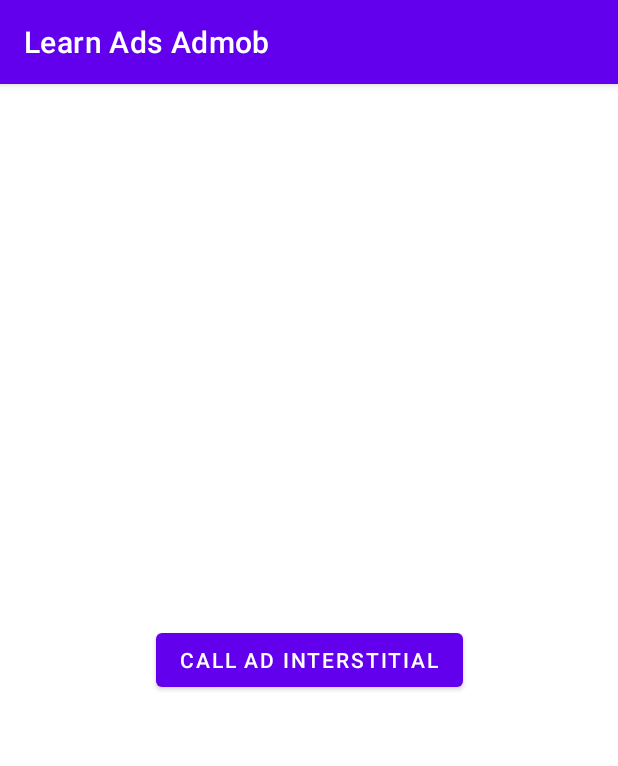
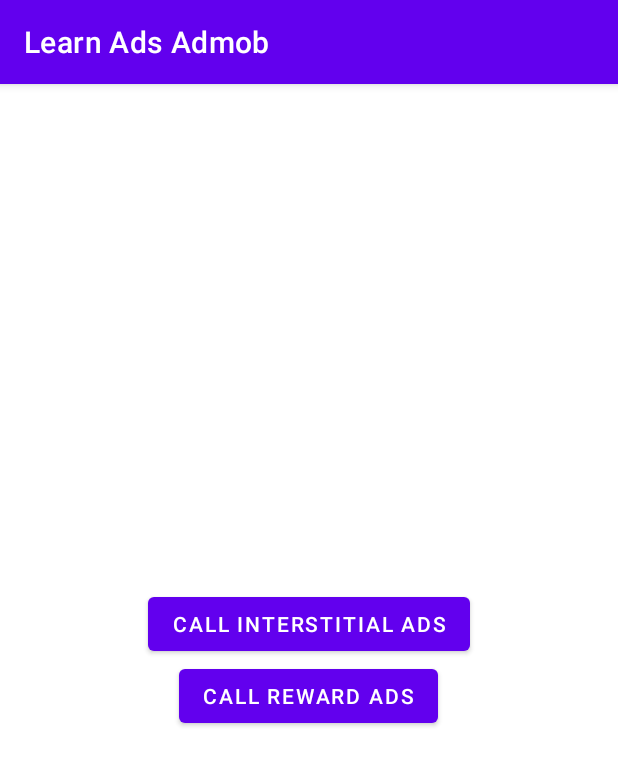
Before and after one commit to paijojr/Learn-Ads-Admob, an Android app: the screen it shows after launch (MainActivity), on a phone screen of 412 x 824 dp. Shown: the top 766 px of the screen. Run offline under Robolectric (Android 15) with nearby library versions, the phone set to English and light mode, and no system bars; our stand-ins replace AdMob; 4 statements that could not run were skipped.

Commit message:
Add Rewarded Ads

```diff
--- a/app/src/main/java/paijojr/learnadsadmob/MainActivity.java
+++ b/app/src/main/java/paijojr/learnadsadmob/MainActivity.java
@@ -15,11 +15,13 @@ import java.util.List;
 
 import paijojr.learnadsadmob.function.BannerFunction;
 import paijojr.learnadsadmob.function.InterstitialFunction;
+import paijojr.learnadsadmob.function.RewardFunction;
 
 public class MainActivity extends AppCompatActivity {
 
     private BannerFunction bannerFunction;
     private InterstitialFunction interstitialFunction;
+    private RewardFunction rewardFunction;
 
     @Override
     protected void onCreate(Bundle savedInstanceState) {
@@ -27,17 +29,29 @@ public class MainActivity extends AppCompatActivity {
         setContentView(R.layout.activity_main);
 
         initAdConfiguration();
-        Button BtnCallInterst = findViewById(R.id.button_interstitial);
+        Button btnCallInterst = findViewById(R.id.button_interstitial);
+        Button btnCallReward = findViewById(R.id.button_reward);
         FrameLayout frameBanner = findViewById(R.id.frame_banner_ads);
+
         bannerFunction = new BannerFunction(this, frameBanner);
         interstitialFunction = new InterstitialFunction(this);
+        rewardFunction = new RewardFunction( this);
 
-        BtnCallInterst.setOnClickListener( new View.OnClickListener() {
+        btnCallInterst.setOnClickListener( new View.OnClickListener() {
 
             @Override
             public void onClick(View v) {
                 // TODO Auto-generated method stub
                interstitialFunction.callInterstitial();
+            }
+        });
+
+        btnCallReward.setOnClickListener( new View.OnClickListener() {
+
+            @Override
+            public void onClick(View v) {
+                // TODO Auto-generated method stub
+                rewardFunction.showReward();
             }
         });
 
--- /dev/null
+++ b/app/src/main/java/paijojr/learnadsadmob/function/RewardFunction.java
@@ -0,0 +1,89 @@
+package paijojr.learnadsadmob.function;
+
+import android.app.Activity;
+import android.util.Log;
+
+import androidx.annotation.NonNull;
+
+import com.google.android.gms.ads.AdError;
+import com.google.android.gms.ads.AdRequest;
+import com.google.android.gms.ads.LoadAdError;
+import com.google.android.gms.ads.rewarded.RewardItem;
+import com.google.android.gms.ads.rewarded.RewardedAd;
+import com.google.android.gms.ads.rewarded.RewardedAdCallback;
+import com.google.android.gms.ads.rewarded.RewardedAdLoadCallback;
+
+import paijojr.learnadsadmob.R;
+
+import static paijojr.learnadsadmob.function.MainFunction.checkNetwork;
+
+public class RewardFunction {
+    private Activity activity;
+    private RewardedAd rewardedAd;
+
+    public RewardFunction (Activity activity) {
+        this.activity = activity;
+
+        createAndLoadRewardedAd();
+    }
+
+    public void showReward () {
+        if(checkNetwork(activity)) {
+            if (rewardedAd.isLoaded()) {
+                Activity activityContext = activity;
+                RewardedAdCallback adCallback = new RewardedAdCallback() {
+                    @Override
+                    public void onRewardedAdOpened() {
+                        // Ad opened.
+                        Log.d("RewardFunction", "Ad opened");
+                    }
+
+                    @Override
+                    public void onRewardedAdClosed() {
+                        // Ad closed.
+                        Log.d("RewardFunction", "Ad closed");
+                        createAndLoadRewardedAd();
+                        //rewardedAd = createAndLoadRewardedAd();
+                    }
+
+                    @Override
+                    public void onUserEarnedReward(@NonNull RewardItem reward) {
+                        // User earned reward.
+                        Log.d("RewardFunction", "User earned reward");
+                    }
+
+                    @Override
+                    public void onRewardedAdFailedToShow(AdError adError) {
+                        // Ad failed to display.
+                        Log.d("RewardFunction", "Ad failed to display");
+                    }
+                };
+                rewardedAd.show(activityContext, adCallback);
+            } else {
+                Log.d("RewardFunction", "The rewarded ad wasn't loaded yet.");
+            }
+        } else {
+            Log.d("RewardFunction", "No Connection Internet");
+        }
+    }
+
+    private RewardedAd createAndLoadRewardedAd() {
+        rewardedAd = new RewardedAd(activity, activity.getString(R.string.reward_id_test));
+        RewardedAdLoadCallback adLoadCallback = new RewardedAdLoadCallback() {
+            @Override
+            public void onRewardedAdLoaded() {
+                // Ad successfully loaded.
+                Log.d("RewardFunction", "Ad successfully loaded");
+            }
+
+            @Override
+            public void onRewardedAdFailedToLoad(LoadAdError adError) {
+                // Ad failed to load.
+                Log.d("RewardFunction", "Ad failed to load");
+            }
+        };
+        rewardedAd.loadAd(new AdRequest.Builder().build(), adLoadCallback);
+        return rewardedAd;
+    }
+
+}
--- a/app/src/main/res/layout/activity_main.xml
+++ b/app/src/main/res/layout/activity_main.xml
@@ -6,15 +6,28 @@
     android:layout_width="match_parent"
     android:layout_height="match_parent"
     tools:context=".MainActivity">
-    <Button
-        android:id="@+id/button_interstitial"
-        android:layout_width="wrap_content"
+
+    <LinearLayout
+        android:layout_width="match_parent"
         android:layout_height="wrap_content"
-        android:text="@string/button_interstitial"
+        android:orientation="vertical"
         app:layout_constraintBottom_toBottomOf="parent"
         app:layout_constraintLeft_toLeftOf="parent"
         app:layout_constraintRight_toRightOf="parent"
-        app:layout_constraintTop_toTopOf="parent" />
+        app:layout_constraintTop_toTopOf="parent"
+        android:gravity="center">
+        <Button
+            android:id="@+id/button_interstitial"
+            android:layout_width="wrap_content"
+            android:layout_height="wrap_content"
+            android:text="@string/button_interstitial" />
+        <Button
+            android:id="@+id/button_reward"
+            android:layout_width="wrap_content"
+            android:layout_height="wrap_content"
+            android:text="@string/button_reward" />
+
+    </LinearLayout>
 
     <FrameLayout
         android:id="@+id/frame_banner_ads"
--- a/app/src/main/res/values/strings.xml
+++ b/app/src/main/res/values/strings.xml
@@ -4,7 +4,9 @@
     <!-- https://developers.google.com/admob/android/test-ads  -->
     <string name="banner_id_test">ca-app-pub-3940256099942544/6300978111</string>
     <string name="interstitial_id_test">ca-app-pub-3940256099942544/1033173712</string>
+    <string name="reward_id_test">ca-app-pub-3940256099942544/5224354917</string>
 
-    <string name="button_interstitial">Call Ad Interstitial</string>
+    <string name="button_interstitial">Call Interstitial Ads</string>
+    <string name="button_reward">Call Reward Ads</string>
 
 </resources>
```
Also changed, not shown: app/build.gradle (line endings or trailing spaces).
